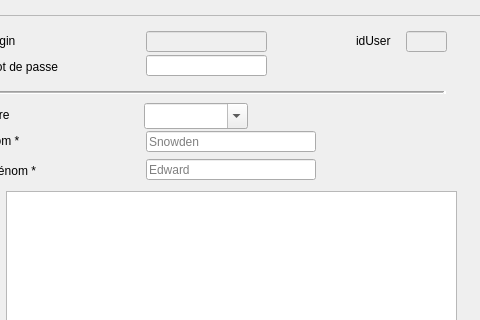
Before: the Qt Designer form Dialogs/dlg_gestionusers.ui in ukinoki/Rufus, drawn with Qt 5; both pictures show x 220 to 700 and y 0 to 320 of the 1220 by 610 pixel window.
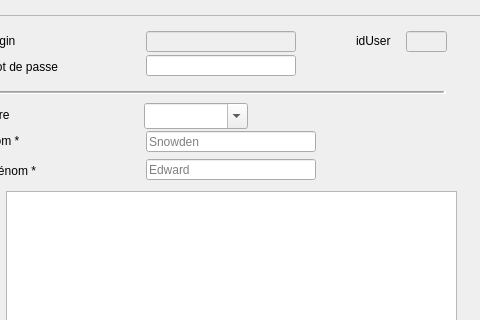
After: the same form once the commit is applied. Icons and pictures are not drawn. Custom widgets are drawn as their Qt base class.

Patch:
```diff
--- a/Dialogs/dlg_gestionusers.ui
+++ b/Dialogs/dlg_gestionusers.ui
@@ -165,7 +165,7 @@
           <rect>
            <x>160</x>
            <y>10</y>
-           <width>121</width>
+           <width>150</width>
            <height>21</height>
           </rect>
          </property>
@@ -311,7 +311,7 @@
           <rect>
            <x>160</x>
            <y>34</y>
-           <width>121</width>
+           <width>150</width>
            <height>21</height>
           </rect>
          </property>
@@ -429,7 +429,7 @@
         <widget class="UpLabel" name="ModifMDPUserupLabel">
          <property name="geometry">
           <rect>
-           <x>290</x>
+           <x>320</x>
            <y>33</y>
            <width>29</width>
            <height>23</height>
@@ -1401,6 +1401,11 @@
   </widget>
  </widget>
  <customwidgets>
+  <customwidget>
+   <class>UpLabel</class>
+   <extends>QLabel</extends>
+   <header>uplabel.h</header>
+  </customwidget>
   <customwidget>
    <class>UpPushButton</class>
    <extends>QPushButton</extends>
@@ -1411,11 +1416,6 @@
    <extends>QPushButton</extends>
    <header>upsmallbutton.h</header>
   </customwidget>
-  <customwidget>
-   <class>UpLabel</class>
-   <extends>QLabel</extends>
-   <header>uplabel.h</header>
-  </customwidget>
   <customwidget>
    <class>UpLineEdit</class>
    <extends>QLineEdit</extends>
```
Left out of the diff: 6 changed lines with no effect on the pictures.
